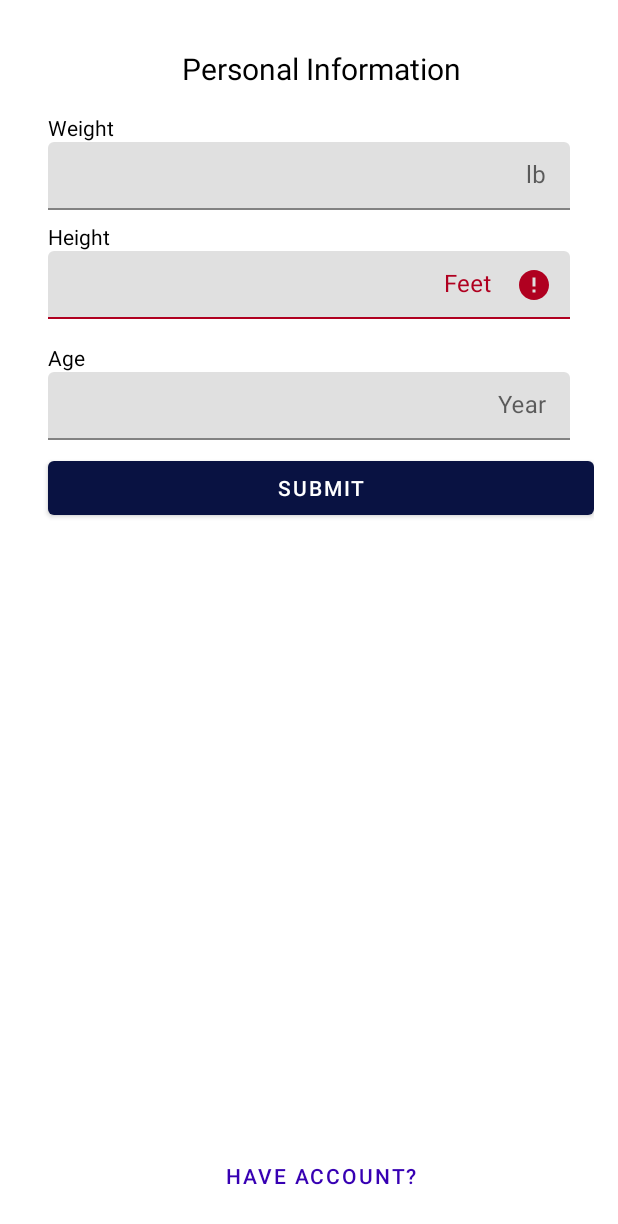
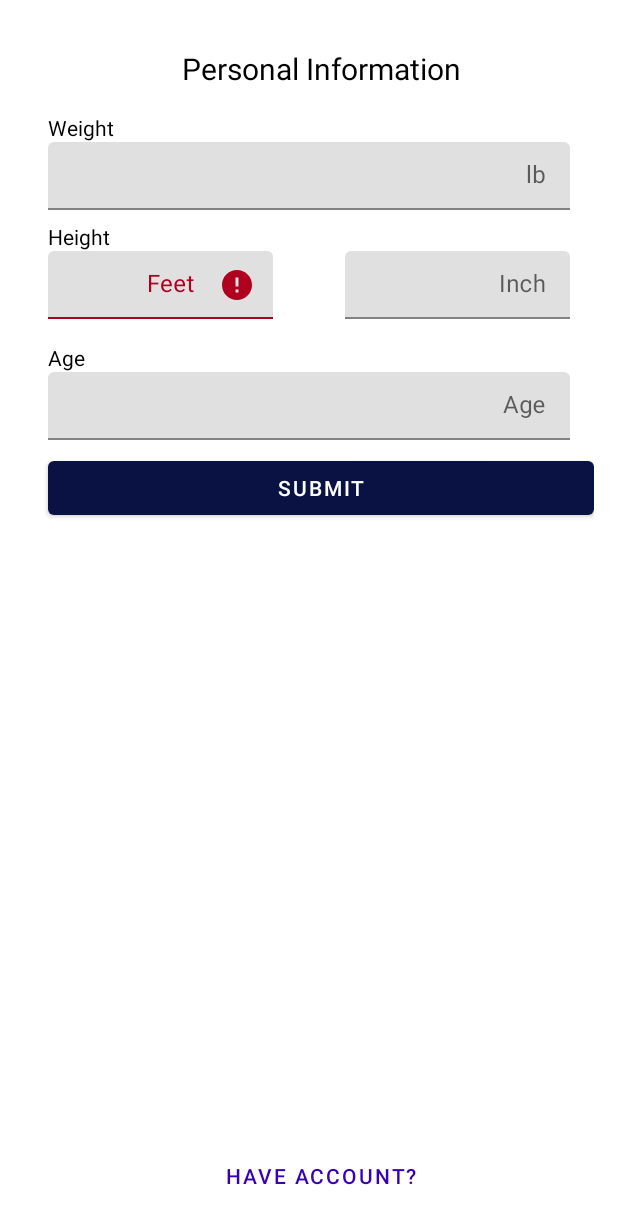
Before and after one commit to vishnukarthik-1994/capstone, an Android app: the RegisterUserInfoFragment screen opened through its navigation route, after a tap on "SUBMIT", on a phone screen of 412 x 824 dp. Shown: the top 1224 px of the screen. Run offline under Robolectric (Android 15) with nearby library versions, the phone set to English and light mode, and no system bars; our stand-ins replace Firebase (no records; nobody signed in at launch, a user with empty details on screens opened directly).

```diff
--- a/Application/DFU_app/app/src/main/java/com/example/dfu_app/ui/daily_survey/SurveyViewModel.kt
+++ b/Application/DFU_app/app/src/main/java/com/example/dfu_app/ui/daily_survey/SurveyViewModel.kt
@@ -90,6 +90,7 @@ class SurveyViewModel: ViewModel() {
     fun setRecommendation(Recommendation:ArrayList<String>) {
         var recommendation = ""
         for (suggestion in Recommendation) {
+            recommendation += "\u2022 "
             recommendation += suggestion
             recommendation += "\n"
         }
--- a/Application/DFU_app/app/src/main/java/com/example/dfu_app/ui/register/RegisterUserInfoFragment.kt
+++ b/Application/DFU_app/app/src/main/java/com/example/dfu_app/ui/register/RegisterUserInfoFragment.kt
@@ -16,9 +16,6 @@ import com.example.dfu_app.MainActivity
 import com.example.dfu_app.R
 import com.example.dfu_app.databinding.FragmentRegisterUserinfoBinding
 import com.example.dfu_app.ui.error_message.ErrorMessage.setErrorMessage
-import com.google.firebase.auth.ktx.auth
-import com.google.firebase.ktx.Firebase
-
 
 class RegisterUserInfoFragment: Fragment() {
 
@@ -35,7 +32,7 @@ class RegisterUserInfoFragment: Fragment() {
         inflater: LayoutInflater,
         container: ViewGroup?,
         savedInstanceState: Bundle?
-    ): View? {
+    ): View {
         _binding = FragmentRegisterUserinfoBinding.inflate(inflater, container, false)
         return binding.root
     }
@@ -66,15 +63,25 @@ class RegisterUserInfoFragment: Fragment() {
     }
     private fun next(){
         //check height
-        if ( !viewModel.checkInput(binding.heightEditText.text.toString())){
-            binding.height.isErrorEnabled = true
-            binding.height.error = getString(R.string.emptyInput)
+        if ( !viewModel.checkInput(binding.heightFeetEditText.text.toString())){
+            binding.heightFeet.isErrorEnabled = true
+            binding.heightFeet.error = getString(R.string.emptyInput)
             setErrorMessage(requireContext(),getString(R.string.emptyInput))
             return
         }
         else
         {
-            binding.height.isErrorEnabled = false
+            binding.heightFeet.isErrorEnabled = false
+        }
+        if ( !viewModel.checkInput(binding.heightInchEditText.text.toString())){
+            binding.heightInch.isErrorEnabled = true
+            binding.heightInch.error = getString(R.string.emptyInput)
+            setErrorMessage(requireContext(),getString(R.string.emptyInput))
+            return
+        }
+        else
+        {
+            binding.heightInch.isErrorEnabled = false
         }
         //check weight
         if ( !viewModel.checkInput(binding.weightEditText.text.toString())){
@@ -98,7 +105,8 @@ class RegisterUserInfoFragment: Fragment() {
         {
             binding.age.isErrorEnabled = false
         }
-        viewModel.setInfo(binding.weightEditText.text.toString()
+        viewModel.setInfo(binding.heightFeetEditText.text.toString()
+                        ,binding.heightInchEditText.text.toString()
                         ,binding.weightEditText.text.toString()
                         ,binding.ageEditText.text.toString())
         viewModel.uploadUserToDp()
--- a/Application/DFU_app/app/src/main/java/com/example/dfu_app/ui/register/RegisterViewModel.kt
+++ b/Application/DFU_app/app/src/main/java/com/example/dfu_app/ui/register/RegisterViewModel.kt
@@ -9,7 +9,8 @@ class RegisterViewModel: ViewModel() {
     private lateinit var _user:String
     private lateinit var _firstName:String
     private lateinit var _lastName:String
-    private var _height:Double = 0.0
+    private var _heightFeet:Int = 0
+    private var _heightInch:Double = 0.0
     private var _weight:Double = 0.0
     private var _age:Int = 0
     private val dp:FirebaseFirestore = Firebase.firestore
@@ -25,8 +26,9 @@ class RegisterViewModel: ViewModel() {
         _firstName = firstname
         _lastName = lastname
     }
-    fun setInfo(height: String,weight: String,age: String){
-        _height = height.toDouble()
+    fun setInfo(heightFeet: String, heightInch: String,weight: String,age: String){
+        _heightFeet = heightFeet.toInt()
+        _heightInch = heightInch.toDouble()
         _weight = weight.toDouble()
         _age = age.toInt()
     }
@@ -37,7 +39,7 @@ class RegisterViewModel: ViewModel() {
             "lastName" to _lastName,
             "age" to _age,
             "weight" to _weight,
-            "height" to _height
+            "height" to "$_heightFeet'$_heightInch"
         )
         users.document(_user).set(userInfo)
     }
--- a/Application/DFU_app/app/src/main/res/layout/fragment_register_userinfo.xml
+++ b/Application/DFU_app/app/src/main/res/layout/fragment_register_userinfo.xml
@@ -59,21 +59,38 @@
         app:layout_constraintTop_toBottomOf="@id/weight" />
 
     <com.google.android.material.textfield.TextInputLayout
-        android:id="@+id/height"
-        android:layout_width="match_parent"
+        android:id="@+id/height_feet"
+        android:layout_width="150dp"
         android:layout_height="45dp"
         android:layout_marginStart="16dp"
         android:layout_marginEnd="16dp"
         app:layout_constraintStart_toStartOf="parent"
-        app:layout_constraintEnd_toEndOf="parent"
         app:layout_constraintTop_toBottomOf="@id/height_text">
-
         <com.google.android.material.textfield.TextInputEditText
-            android:id="@+id/height_edit_text"
+            android:id="@+id/height_feet_edit_text"
             android:padding="12dp"
             android:layout_width="match_parent"
             android:layout_height="wrap_content"
             android:hint="@string/feet"
+            android:gravity="center|end"
+            android:textAlignment="center"
+            android:inputType="numberDecimal" />
+    </com.google.android.material.textfield.TextInputLayout>
+
+    <com.google.android.material.textfield.TextInputLayout
+        android:id="@+id/height_inch"
+        android:layout_width="150dp"
+        android:layout_height="45dp"
+        android:layout_marginStart="16dp"
+        android:layout_marginEnd="16dp"
+        app:layout_constraintEnd_toEndOf="parent"
+        app:layout_constraintTop_toBottomOf="@id/height_text">
+        <com.google.android.material.textfield.TextInputEditText
+            android:id="@+id/height_inch_edit_text"
+            android:padding="12dp"
+            android:layout_width="match_parent"
+            android:layout_height="wrap_content"
+            android:hint="@string/inch"
             android:gravity="center|end"
             android:textAlignment="center"
             android:inputType="numberDecimal" />
@@ -86,8 +103,8 @@
         android:layout_marginTop="16dp"
         android:text="@string/age"
         android:textColor="@color/black"
-        app:layout_constraintStart_toStartOf="@id/height"
-        app:layout_constraintTop_toBottomOf="@id/height" />
+        app:layout_constraintStart_toStartOf="@id/height_feet"
+        app:layout_constraintTop_toBottomOf="@id/height_feet" />
     <com.google.android.material.textfield.TextInputLayout
         android:id="@+id/age"
         android:layout_width="match_parent"
@@ -100,7 +117,7 @@
 
         <com.google.android.material.textfield.TextInputEditText
             android:id="@+id/age_edit_text"
-            android:hint="@string/year"
+            android:hint="@string/age"
             android:padding="12dp"
             android:gravity="center|end"
             android:textAlignment="center"
--- a/Application/DFU_app/app/src/main/res/values/strings.xml
+++ b/Application/DFU_app/app/src/main/res/values/strings.xml
@@ -1,5 +1,5 @@
 <resources>
-    <string name="app_name">DFU_app</string>
+    <string name="app_name">Happy Foot</string>
     <string name="navigation_drawer_open">Open navigation drawer</string>
     <string name="navigation_drawer_close">Close navigation drawer</string>
     <string name="nav_header_title">Android Studio</string>
@@ -59,7 +59,7 @@
     <string name="waiting_response">receiving data</string>
     <!--Welcome View String -->
     <string name="hey">Hey</string>
-    <string name="welcome_dfu_assistant">Hey there, \n Welcome to the Diabetic Foot Ulcer(DFU) assistant, \n What can we help you with today?</string>
+    <string name="welcome_dfu_assistant">Hey there, \n Welcome to Happy Foot Diabetic Foot Ulcer(DFU) assistant, \n What can we help you with today?</string>
     <string name="daily_dfu_check">Daily Medical Check</string>
     <string name="medical_record">Medical Record</string>
     <string name="more_info">DFU Information</string>
@@ -74,7 +74,7 @@
     <string name="lb">lb</string>
     <string name="height">Height</string>
     <string name="feet">Feet</string>
-    <string name="year">Year</string>
+    <string name="inch">Inch</string>
     <string name="age">Age</string>
     <string name="confirm">Confirm</string>
     <string name="nextStep">Next Step</string>
```
Also changed, not shown: Application/DFU_app/app/src/main/res/layout/fragment_setting.xml (+3 -4 lines).
